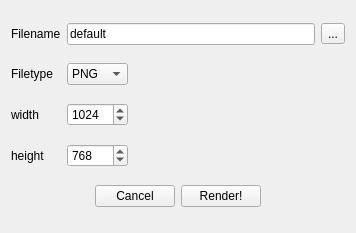
Above: ui/renderForm.ui from ggonnella/gfaviz before the change. Below: the same form after it.
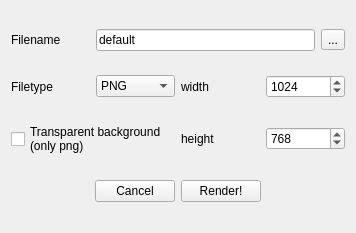
That is the form after the change.

Commit message: Added Mousewheel zoom. Added Help/About menu. Added Select menu. Added tagtype and tooltips for tags in graph info and in the graph view. Fixed Label movement. Fixed Fragment-positioning. Added option for transparent png background. Added display of current style settings in style menu.

Diff of the .ui file:
```diff
--- a/ui/renderForm.ui
+++ b/ui/renderForm.ui
@@ -14,95 +14,6 @@
    <string>Render to image file</string>
   </property>
   <layout class="QGridLayout" name="gridLayout">
-   <item row="2" column="0">
-    <widget class="QLabel" name="label_2">
-     <property name="text">
-      <string>width</string>
-     </property>
-    </widget>
-   </item>
-   <item row="1" column="0">
-    <widget class="QLabel" name="label">
-     <property name="text">
-      <string>Filetype</string>
-     </property>
-    </widget>
-   </item>
-   <item row="1" column="1">
-    <widget class="QComboBox" name="filetypeBox">
-     <property name="currentIndex">
-      <number>3</number>
-     </property>
-     <item>
-      <property name="text">
-       <string>BMP</string>
-      </property>
-     </item>
-     <item>
-      <property name="text">
-       <string>JPG</string>
-      </property>
-     </item>
-     <item>
-      <property name="text">
-       <string>PBM</string>
-      </property>
-     </item>
-     <item>
-      <property name="text">
-       <string>PNG</string>
-      </property>
-     </item>
-     <item>
-      <property name="text">
-       <string>SVG</string>
-      </property>
-     </item>
-     <item>
-      <property name="text">
-       <string>XBM</string>
-      </property>
-     </item>
-     <item>
-      <property name="text">
-       <string>XPM</string>
-      </property>
-     </item>
-    </widget>
-   </item>
-   <item row="3" column="0">
-    <widget class="QLabel" name="label_3">
-     <property name="text">
-      <string>height</string>
-     </property>
-    </widget>
-   </item>
-   <item row="2" column="1">
-    <widget class="QSpinBox" name="widthBox">
-     <property name="minimum">
-      <number>1</number>
-     </property>
-     <property name="maximum">
-      <number>16384</number>
-     </property>
-     <property name="value">
-      <number>1024</number>
-     </property>
-    </widget>
-   </item>
-   <item row="3" column="1">
-    <widget class="QSpinBox" name="heightBox">
-     <property name="minimum">
-      <number>1</number>
-     </property>
-     <property name="maximum">
-      <number>16384</number>
-     </property>
-     <property name="value">
-      <number>768</number>
-     </property>
-    </widget>
-   </item>
    <item row="0" column="0">
     <widget class="QLabel" name="label_4">
      <property name="text">
@@ -110,20 +21,7 @@
      </property>
     </widget>
    </item>
-   <item row="1" column="2">
-    <spacer name="horizontalSpacer_3">
-     <property name="orientation">
-      <enum>Qt::Horizontal</enum>
-     </property>
-     <property name="sizeHint" stdset="0">
-      <size>
-       <width>40</width>
-       <height>20</height>
-      </size>
-     </property>
-    </spacer>
-   </item>
-   <item row="0" column="1" colspan="2">
+   <item row="0" column="1" colspan="3">
     <layout class="QHBoxLayout" name="horizontalLayout" stretch="1,0">
      <item>
       <widget class="QLineEdit" name="filenameEdit">
@@ -147,7 +45,7 @@
      </item>
     </layout>
    </item>
-   <item row="4" column="0" colspan="3">
+   <item row="4" column="0" colspan="4">
     <layout class="QHBoxLayout" name="horizontalLayout_2">
      <item>
       <spacer name="horizontalSpacer">
@@ -191,6 +89,103 @@
      </item>
     </layout>
    </item>
+   <item row="3" column="3">
+    <widget class="QSpinBox" name="heightBox">
+     <property name="minimum">
+      <number>1</number>
+     </property>
+     <property name="maximum">
+      <number>16384</number>
+     </property>
+     <property name="value">
+      <number>768</number>
+     </property>
+    </widget>
+   </item>
+   <item row="1" column="3">
+    <widget class="QSpinBox" name="widthBox">
+     <property name="minimum">
+      <number>1</number>
+     </property>
+     <property name="maximum">
+      <number>16384</number>
+     </property>
+     <property name="value">
+      <number>1024</number>
+     </property>
+    </widget>
+   </item>
+   <item row="1" column="0">
+    <widget class="QLabel" name="label">
+     <property name="text">
+      <string>Filetype</string>
+     </property>
+    </widget>
+   </item>
+   <item row="1" column="2">
+    <widget class="QLabel" name="label_2">
+     <property name="text">
+      <string>width</string>
+     </property>
+    </widget>
+   </item>
+   <item row="3" column="2">
+    <widget class="QLabel" name="label_3">
+     <property name="text">
+      <string>height</string>
+     </property>
+    </widget>
+   </item>
+   <item row="1" column="1">
+    <widget class="QComboBox" name="filetypeBox">
+     <property name="currentIndex">
+      <number>3</number>
+     </property>
+     <item>
+      <property name="text">
+       <string>BMP</string>
+      </property>
+     </item>
+     <item>
+      <property name="text">
+       <string>JPG</string>
+      </property>
+     </item>
+     <item>
+      <property name="text">
+       <string>PBM</string>
+      </property>
+     </item>
+     <item>
+      <property name="text">
+       <string>PNG</string>
+      </property>
+     </item>
+     <item>
+      <property name="text">
+       <string>SVG</string>
+      </property>
+     </item>
+     <item>
+      <property name="text">
+       <string>XBM</string>
+      </property>
+     </item>
+     <item>
+      <property name="text">
+       <string>XPM</string>
+      </property>
+     </item>
+    </widget>
+   </item>
+   <item row="3" column="0" colspan="2">
+    <widget class="QCheckBox" name="transparencyCheckBox">
+     <property name="text">
+      <string>Transparent background
+(only png)</string>
+     </property>
+    </widget>
+   </item>
   </layout>
  </widget>
  <resources/>
```
The commit also changes 23 other files.
